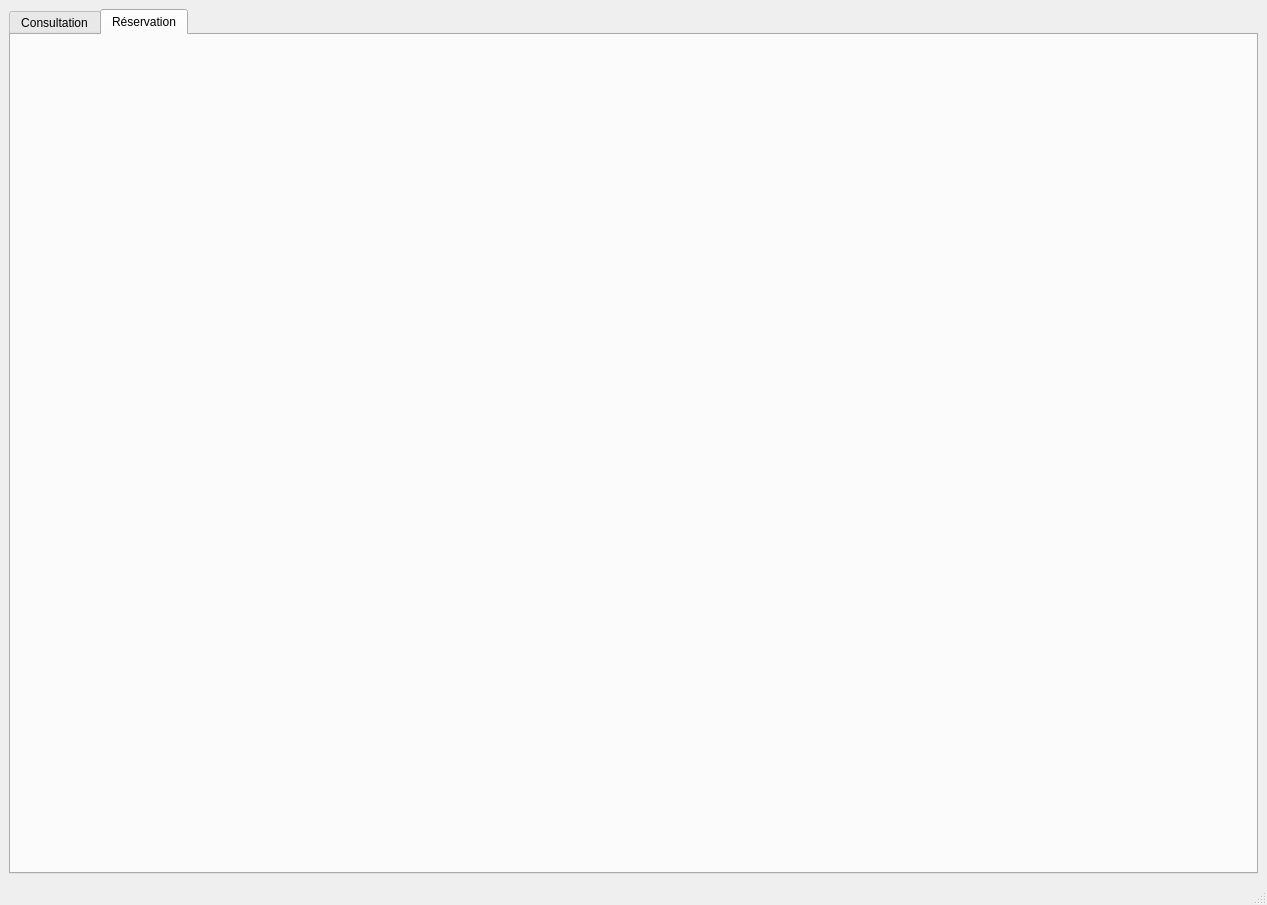
Before: the Qt Designer form lfr.ui in jeremytrigano/LaFriteRose, drawn with Qt 5.
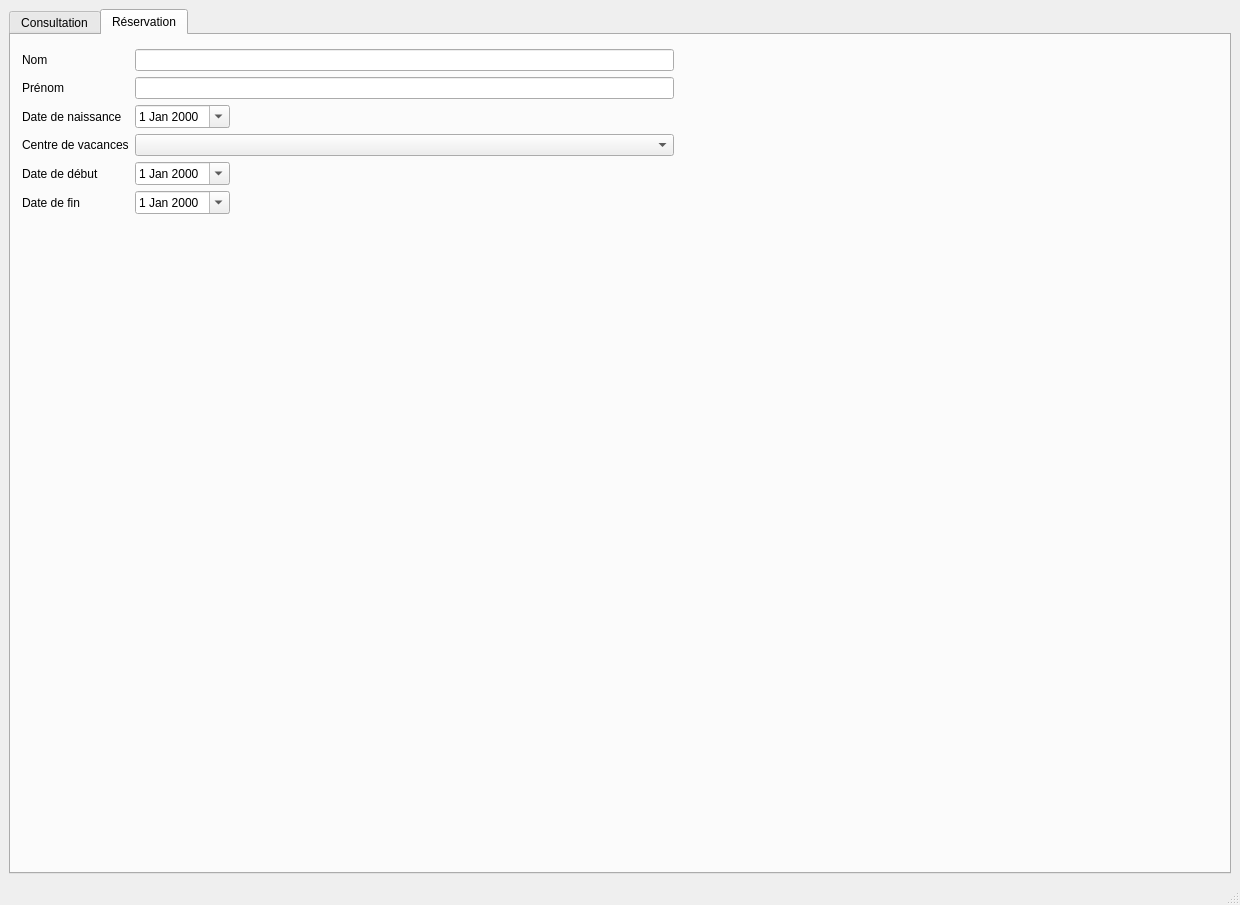
After: the same form once the commit is applied. The open tabs and pages were chosen to show the change. Icons and pictures are not drawn.

Commit message: création onglet réservation

The edit to the form file:
```diff
--- a/lfr.ui
+++ b/lfr.ui
@@ -6,7 +6,7 @@
    <rect>
     <x>0</x>
     <y>0</y>
-    <width>1267</width>
+    <width>1240</width>
     <height>905</height>
    </rect>
   </property>
@@ -239,6 +239,167 @@
        <attribute name="title">
         <string>Réservation</string>
        </attribute>
+       <widget class="QWidget" name="">
+        <property name="geometry">
+         <rect>
+          <x>11</x>
+          <y>14</y>
+          <width>1191</width>
+          <height>791</height>
+         </rect>
+        </property>
+        <layout class="QVBoxLayout" name="verticalLayout_2">
+         <item>
+          <layout class="QGridLayout" name="gridLayout">
+           <item row="4" column="1">
+            <widget class="QDateEdit" name="deDebut">
+             <property name="sizePolicy">
+              <sizepolicy hsizetype="Fixed" vsizetype="Fixed">
+               <horstretch>0</horstretch>
+               <verstretch>0</verstretch>
+              </sizepolicy>
+             </property>
+             <property name="calendarPopup">
+              <bool>true</bool>
+             </property>
+            </widget>
+           </item>
+           <item row="4" column="0">
+            <widget class="QLabel" name="label_2">
+             <property name="text">
+              <string>Date de début</string>
+             </property>
+            </widget>
+           </item>
+           <item row="2" column="1">
+            <widget class="QDateEdit" name="deNaissance">
+             <property name="sizePolicy">
+              <sizepolicy hsizetype="Fixed" vsizetype="Fixed">
+               <horstretch>0</horstretch>
+               <verstretch>0</verstretch>
+              </sizepolicy>
+             </property>
+             <property name="calendarPopup">
+              <bool>true</bool>
+             </property>
+            </widget>
+           </item>
+           <item row="1" column="0">
+            <widget class="QLabel" name="label_4">
+             <property name="text">
+              <string>Prénom</string>
+             </property>
+            </widget>
+           </item>
+           <item row="1" column="1">
+            <widget class="QLineEdit" name="lePrenom"/>
+           </item>
+           <item row="4" column="4">
+            <spacer name="horizontalSpacer_5">
+             <property name="orientation">
+              <enum>Qt::Horizontal</enum>
+             </property>
+             <property name="sizeHint" stdset="0">
+              <size>
+               <width>40</width>
+               <height>20</height>
+              </size>
+             </property>
+            </spacer>
+           </item>
+           <item row="0" column="0">
+            <widget class="QLabel" name="label">
+             <property name="text">
+              <string>Nom</string>
+             </property>
+            </widget>
+           </item>
+           <item row="3" column="0">
+            <widget class="QLabel" name="label_6">
+             <property name="text">
+              <string>Centre de vacances</string>
+             </property>
+            </widget>
+           </item>
+           <item row="3" column="1">
+            <widget class="QComboBox" name="cbCentreRes"/>
+           </item>
+           <item row="0" column="1">
+            <widget class="QLineEdit" name="leNom"/>
+           </item>
+           <item row="2" column="0">
+            <widget class="QLabel" name="label_5">
+             <property name="text">
+              <string>Date de naissance</string>
+             </property>
+            </widget>
+           </item>
+           <item row="5" column="0">
+            <widget class="QLabel" name="label_3">
+             <property name="text">
+              <string>Date de fin</string>
+             </property>
+            </widget>
+           </item>
+           <item row="5" column="1">
+            <widget class="QDateEdit" name="deFin">
+             <property name="sizePolicy">
+              <sizepolicy hsizetype="Fixed" vsizetype="Fixed">
+               <horstretch>0</horstretch>
+               <verstretch>0</verstretch>
+              </sizepolicy>
+             </property>
+             <property name="calendarPopup">
+              <bool>true</bool>
+             </property>
+            </widget>
+           </item>
+          </layout>
+         </item>
+         <item>
+          <layout class="QHBoxLayout" name="horizontalLayout_6">
+           <item>
+            <widget class="QLabel" name="lImage">
+             <property name="sizePolicy">
+              <sizepolicy hsizetype="Preferred" vsizetype="Fixed">
+               <horstretch>0</horstretch>
+               <verstretch>0</verstretch>
+              </sizepolicy>
+             </property>
+             <property name="minimumSize">
+              <size>
+               <width>0</width>
+               <height>450</height>
+              </size>
+             </property>
+             <property name="text">
+              <string/>
+             </property>
+             <property name="pixmap">
+              <pixmap>img/lfr_small.jpg</pixmap>
+             </property>
+             <property name="alignment">
+              <set>Qt::AlignCenter</set>
+             </property>
+            </widget>
+           </item>
+          </layout>
+         </item>
+         <item>
+          <spacer name="verticalSpacer">
+           <property name="orientation">
+            <enum>Qt::Vertical</enum>
+           </property>
+           <property name="sizeHint" stdset="0">
+            <size>
+             <width>20</width>
+             <height>5</height>
+            </size>
+           </property>
+          </spacer>
+         </item>
+        </layout>
+       </widget>
       </widget>
      </widget>
     </item>
```
Left out of the diff: 16 changed lines with no effect on the pictures.
